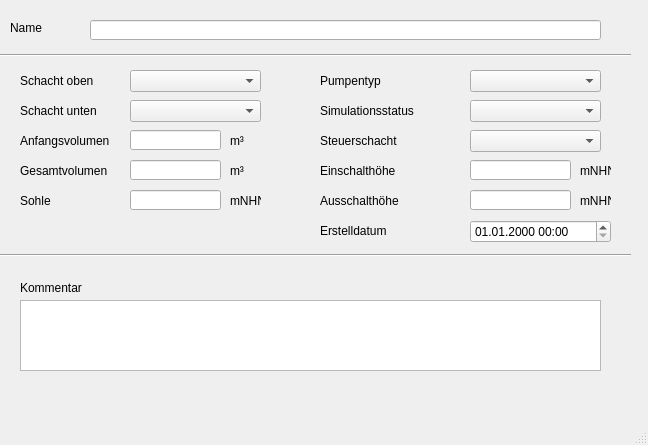
Above: qkan/forms/qkan_pumpen.ui from hoettges/QKan before the change. Below: the same form after it.
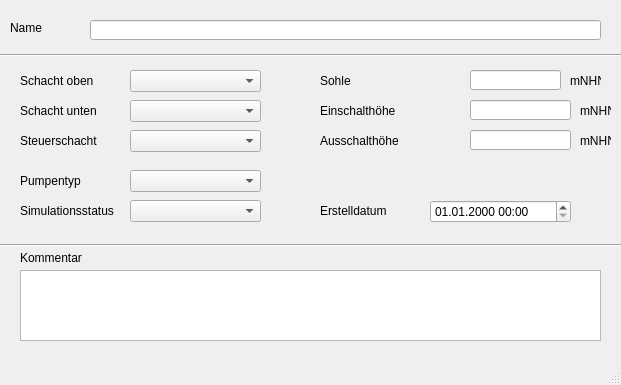
That is the form after the change. Custom widgets are drawn as their Qt base class.

```diff
--- a/qkan/forms/qkan_pumpen.ui
+++ b/qkan/forms/qkan_pumpen.ui
@@ -6,8 +6,8 @@
    <rect>
     <x>0</x>
     <y>0</y>
-    <width>648</width>
-    <height>445</height>
+    <width>621</width>
+    <height>385</height>
    </rect>
   </property>
   <property name="font">
@@ -35,9 +35,9 @@
    <widget class="QLabel" name="label_20">
     <property name="geometry">
      <rect>
-      <x>320</x>
+      <x>20</x>
       <y>130</y>
-      <width>121</width>
+      <width>91</width>
       <height>21</height>
      </rect>
     </property>
@@ -45,37 +45,11 @@
      <string>Steuerschacht</string>
     </property>
    </widget>
-   <widget class="QLabel" name="label_5">
-    <property name="geometry">
-     <rect>
-      <x>20</x>
-      <y>130</y>
-      <width>111</width>
-      <height>21</height>
-     </rect>
-    </property>
-    <property name="text">
-     <string>Anfangsvolumen</string>
-    </property>
-   </widget>
-   <widget class="QLabel" name="label_6">
-    <property name="geometry">
-     <rect>
-      <x>20</x>
-      <y>160</y>
-      <width>91</width>
-      <height>21</height>
-     </rect>
-    </property>
-    <property name="text">
-     <string>Gesamtvolumen</string>
-    </property>
-   </widget>
    <widget class="QLabel" name="label_18">
     <property name="geometry">
      <rect>
-      <x>320</x>
-      <y>70</y>
+      <x>20</x>
+      <y>170</y>
       <width>91</width>
       <height>21</height>
      </rect>
@@ -88,7 +62,7 @@
     <property name="geometry">
      <rect>
       <x>320</x>
-      <y>220</y>
+      <y>200</y>
       <width>71</width>
       <height>21</height>
      </rect>
@@ -114,7 +88,7 @@
     <property name="geometry">
      <rect>
       <x>0</x>
-      <y>240</y>
+      <y>230</y>
       <width>631</width>
       <height>31</height>
      </rect>
@@ -127,7 +101,7 @@
     <property name="geometry">
      <rect>
       <x>20</x>
-      <y>280</y>
+      <y>250</y>
       <width>81</width>
       <height>16</height>
      </rect>
@@ -140,7 +114,7 @@
     <property name="geometry">
      <rect>
       <x>320</x>
-      <y>190</y>
+      <y>130</y>
       <width>121</width>
       <height>21</height>
      </rect>
@@ -152,8 +126,8 @@
    <widget class="QLabel" name="label_22">
     <property name="geometry">
      <rect>
-      <x>320</x>
-      <y>100</y>
+      <x>20</x>
+      <y>200</y>
       <width>121</width>
       <height>21</height>
      </rect>
@@ -191,9 +165,9 @@
    <widget class="QLabel" name="label_9">
     <property name="geometry">
      <rect>
-      <x>20</x>
-      <y>190</y>
-      <width>91</width>
+      <x>320</x>
+      <y>70</y>
+      <width>71</width>
       <height>21</height>
      </rect>
     </property>
@@ -205,7 +179,7 @@
     <property name="geometry">
      <rect>
       <x>320</x>
-      <y>160</y>
+      <y>100</y>
       <width>121</width>
       <height>21</height>
      </rect>
@@ -244,31 +218,11 @@
      </rect>
     </property>
    </widget>
-   <widget class="QLineEdit" name="volanf">
-    <property name="geometry">
-     <rect>
-      <x>130</x>
-      <y>130</y>
-      <width>91</width>
-      <height>20</height>
-     </rect>
-    </property>
-   </widget>
-   <widget class="QLineEdit" name="volges">
-    <property name="geometry">
-     <rect>
-      <x>130</x>
-      <y>160</y>
-      <width>91</width>
-      <height>20</height>
-     </rect>
-    </property>
-   </widget>
    <widget class="QLineEdit" name="sohle">
     <property name="geometry">
      <rect>
-      <x>130</x>
-      <y>190</y>
+      <x>470</x>
+      <y>70</y>
       <width>91</width>
       <height>20</height>
      </rect>
@@ -277,8 +231,8 @@
    <widget class="QComboBox" name="pumpentyp">
     <property name="geometry">
      <rect>
-      <x>470</x>
-      <y>70</y>
+      <x>130</x>
+      <y>170</y>
       <width>131</width>
       <height>22</height>
      </rect>
@@ -287,8 +241,8 @@
    <widget class="QComboBox" name="simstatus">
     <property name="geometry">
      <rect>
-      <x>470</x>
-      <y>100</y>
+      <x>130</x>
+      <y>200</y>
       <width>131</width>
       <height>22</height>
      </rect>
@@ -297,7 +251,7 @@
    <widget class="QComboBox" name="steuersch">
     <property name="geometry">
      <rect>
-      <x>470</x>
+      <x>130</x>
       <y>130</y>
       <width>131</width>
       <height>22</height>
@@ -308,7 +262,7 @@
     <property name="geometry">
      <rect>
       <x>470</x>
-      <y>160</y>
+      <y>100</y>
       <width>101</width>
       <height>20</height>
      </rect>
@@ -318,7 +272,7 @@
     <property name="geometry">
      <rect>
       <x>470</x>
-      <y>190</y>
+      <y>130</y>
       <width>101</width>
       <height>20</height>
      </rect>
@@ -328,7 +282,7 @@
     <property name="geometry">
      <rect>
       <x>20</x>
-      <y>300</y>
+      <y>270</y>
       <width>581</width>
       <height>71</height>
      </rect>
@@ -337,8 +291,8 @@
    <widget class="QgsDateTimeEdit" name="createdat">
     <property name="geometry">
      <rect>
-      <x>470</x>
-      <y>220</y>
+      <x>430</x>
+      <y>200</y>
       <width>141</width>
       <height>23</height>
      </rect>
@@ -350,37 +304,11 @@
      <string>dd.MM.yyyy HH:mm</string>
     </property>
    </widget>
-   <widget class="QLabel" name="label_2">
-    <property name="geometry">
-     <rect>
-      <x>230</x>
-      <y>130</y>
-      <width>21</width>
-      <height>21</height>
-     </rect>
-    </property>
-    <property name="text">
-     <string>m³</string>
-    </property>
-   </widget>
-   <widget class="QLabel" name="label_3">
-    <property name="geometry">
-     <rect>
-      <x>230</x>
-      <y>160</y>
-      <width>21</width>
-      <height>21</height>
-     </rect>
-    </property>
-    <property name="text">
-     <string>m³</string>
-    </property>
-   </widget>
    <widget class="QLabel" name="label_4">
     <property name="geometry">
      <rect>
-      <x>230</x>
-      <y>190</y>
+      <x>570</x>
+      <y>70</y>
       <width>31</width>
       <height>21</height>
      </rect>
@@ -393,7 +321,7 @@
     <property name="geometry">
      <rect>
       <x>580</x>
-      <y>160</y>
+      <y>100</y>
       <width>31</width>
       <height>21</height>
      </rect>
@@ -406,7 +334,7 @@
     <property name="geometry">
      <rect>
       <x>580</x>
-      <y>190</y>
+      <y>130</y>
       <width>31</width>
       <height>21</height>
      </rect>
```
Left out of the diff: 6 changed lines with no effect on the pictures.
